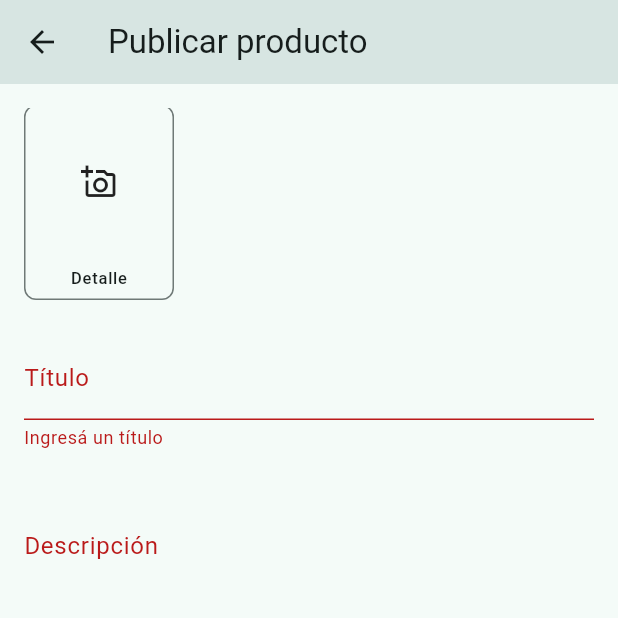
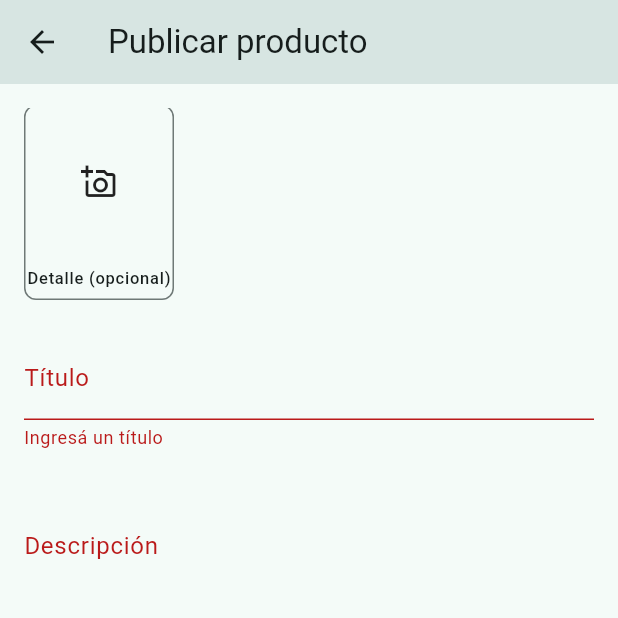
Before and after one commit to aleduran2/pasamanos, a Flutter app: the PublicarProductoScreen screen opened directly, scrolled down 176 dp, after a tap on "Publicar", on a phone screen of 412 x 824 dp, the top half of it. Run offline on Flutter 3.47's test engine with Material 3 defaults, Android fonts, the phone set to English and light mode, and no system bars; our stand-ins replace cloud_firestore, firebase_auth, firebase_core, firebase_storage, flutter_dotenv, flutter_riverpod and 2 more; accounts and stored records are empty; network calls fail.

Commit message:
Habilitar Storage con reglas reales y hacer opcionales dorso/etiqueta/detalle
- Blaze activado por el usuario: Storage habilitado (bucket sin costo,
  US-EAST1) con reglas de producción propias, desplegadas
- storage.rules: solo la vendedora puede subir a
  publicaciones/{vendedorId}/{publicacionId}/*, con límite de tamaño
  (10MB) y de tipo de contenido (imagen). La ruta incluye vendedorId
  para poder validar el permiso sin depender de que el documento de
  Firestore ya exista (las fotos se suben antes de crear la
  publicación)
- Cambio de diseño confirmado por el usuario: de las 4 fotos guiadas
  originales, ahora solo "frente" es obligatoria; dorso/etiqueta/
  detalle pasan a opcionales. Esto relaja un punto que estaba marcado
  como no negociable en el brief inicial — decisión explícita del
  usuario, no un ajuste unilateral

Probado en dispositivo real: se pudo publicar el primer producto real
de punta a punta (fotos incluidas).

```diff
--- a/lib/features/catalogo/data/image_upload_service.dart
+++ b/lib/features/catalogo/data/image_upload_service.dart
@@ -3,8 +3,13 @@ import 'dart:io';
 import 'package:firebase_storage/firebase_storage.dart';
 
 abstract class ImageUploadService {
+  /// La ruta incluye [vendedorId] (no solo [publicacionId]) para que las
+  /// reglas de seguridad de Storage puedan validar quién puede escribir
+  /// sin depender de que el documento de Firestore ya exista — las fotos
+  /// se suben antes de crear la publicación.
   Future<String> subir({
     required File archivo,
+    required String vendedorId,
     required String publicacionId,
     required String nombreArchivo,
   });
@@ -19,10 +24,13 @@ class FirebaseImageUploadService implements ImageUploadService {
   @override
   Future<String> subir({
     required File archivo,
+    required String vendedorId,
     required String publicacionId,
     required String nombreArchivo,
   }) async {
-    final ref = _storage.ref('publicaciones/$publicacionId/$nombreArchivo.jpg');
+    final ref = _storage.ref(
+      'publicaciones/$vendedorId/$publicacionId/$nombreArchivo.jpg',
+    );
     await ref.putFile(archivo);
     return ref.getDownloadURL();
   }
--- a/lib/features/catalogo/models/publicacion.dart
+++ b/lib/features/catalogo/models/publicacion.dart
@@ -64,29 +64,31 @@ enum EstadoPublicacion {
 class FotosPublicacion {
   const FotosPublicacion({
     required this.frente,
-    required this.dorso,
-    required this.etiqueta,
-    required this.detalle,
+    this.dorso,
+    this.etiqueta,
+    this.detalle,
   });
 
+  /// Única foto obligatoria. El resto ayuda a generar confianza pero no
+  /// bloquea la publicación si el vendedor no las carga.
   final String frente;
-  final String dorso;
-  final String etiqueta;
-  final String detalle;
+  final String? dorso;
+  final String? etiqueta;
+  final String? detalle;
 
   Map<String, dynamic> toFirestore() => {
     'frente': frente,
-    'dorso': dorso,
-    'etiqueta': etiqueta,
-    'detalle': detalle,
+    if (dorso != null) 'dorso': dorso,
+    if (etiqueta != null) 'etiqueta': etiqueta,
+    if (detalle != null) 'detalle': detalle,
   };
 
   factory FotosPublicacion.fromFirestore(Map<String, dynamic> data) {
     return FotosPublicacion(
       frente: data['frente'] as String? ?? '',
-      dorso: data['dorso'] as String? ?? '',
-      etiqueta: data['etiqueta'] as String? ?? '',
-      detalle: data['detalle'] as String? ?? '',
+      dorso: data['dorso'] as String?,
+      etiqueta: data['etiqueta'] as String?,
+      detalle: data['detalle'] as String?,
     );
   }
 }
--- a/lib/features/catalogo/presentation/publicacion_detail_screen.dart
+++ b/lib/features/catalogo/presentation/publicacion_detail_screen.dart
@@ -64,7 +64,7 @@ class _PublicacionDetailScreenState
       publicacion.fotos.dorso,
       publicacion.fotos.etiqueta,
       publicacion.fotos.detalle,
-    ];
+    ].whereType<String>().toList();
 
     return Scaffold(
       appBar: AppBar(title: Text(publicacion.titulo)),
--- a/lib/features/catalogo/presentation/publicar_producto_screen.dart
+++ b/lib/features/catalogo/presentation/publicar_producto_screen.dart
@@ -11,9 +11,9 @@ import 'photo_slot.dart';
 
 const _etiquetasFotos = {
   'frente': 'Frente',
-  'dorso': 'Dorso',
-  'etiqueta': 'Etiqueta',
-  'detalle': 'Detalle',
+  'dorso': 'Dorso (opcional)',
+  'etiqueta': 'Etiqueta (opcional)',
+  'detalle': 'Detalle (opcional)',
 };
 
 class PublicarProductoScreen extends ConsumerStatefulWidget {
@@ -54,7 +54,7 @@ class _PublicarProductoScreenState
     super.dispose();
   }
 
-  bool get _faltanFotos => _fotos.values.any((f) => f == null);
+  bool get _faltaFoto => _fotos['frente'] == null;
 
   Future<void> _elegirFoto(String slot) async {
     final origen = await showModalBottomSheet<ImageSource>(
@@ -90,9 +90,9 @@ class _PublicarProductoScreenState
 
   Future<void> _publicar() async {
     if (!_formKey.currentState!.validate()) return;
-    if (_faltanFotos) {
+    if (_faltaFoto) {
       ScaffoldMessenger.of(context).showSnackBar(
-        const SnackBar(content: Text('Faltan fotos: sacá las 4 (frente, dorso, etiqueta y detalle).')),
+        const SnackBar(content: Text('Falta la foto de frente.')),
       );
       return;
     }
@@ -107,11 +107,14 @@ class _PublicarProductoScreenState
       final id = repositorio.generarId();
 
       final urls = <String, String>{};
-      for (final slot in _fotos.keys) {
-        urls[slot] = await subidor.subir(
-          archivo: _fotos[slot]!,
+      for (final entry in _fotos.entries) {
+        final archivo = entry.value;
+        if (archivo == null) continue;
+        urls[entry.key] = await subidor.subir(
+          archivo: archivo,
+          vendedorId: usuario.uid,
           publicacionId: id,
-          nombreArchivo: slot,
+          nombreArchivo: entry.key,
         );
       }
 
@@ -125,9 +128,9 @@ class _PublicarProductoScreenState
         precio: double.parse(_precioController.text.replaceAll(',', '.')),
         fotos: FotosPublicacion(
           frente: urls['frente']!,
-          dorso: urls['dorso']!,
-          etiqueta: urls['etiqueta']!,
-          detalle: urls['detalle']!,
+          dorso: urls['dorso'],
+          etiqueta: urls['etiqueta'],
+          detalle: urls['detalle'],
         ),
         colegio: _colegioController.text.trim().isEmpty
             ? null
```
Also changed, not shown: firebase.json, 3 other files.
